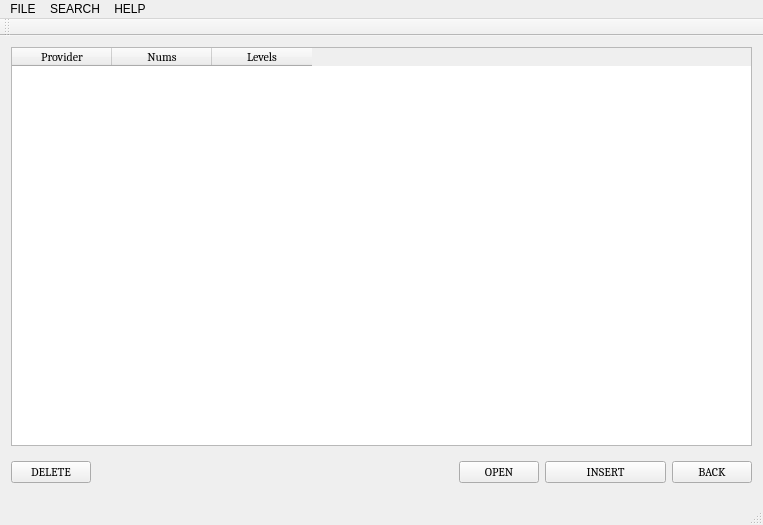
CaiNot/data_struct_work, file SystemLogDeal/mainwindow.ui: the form before one commit.
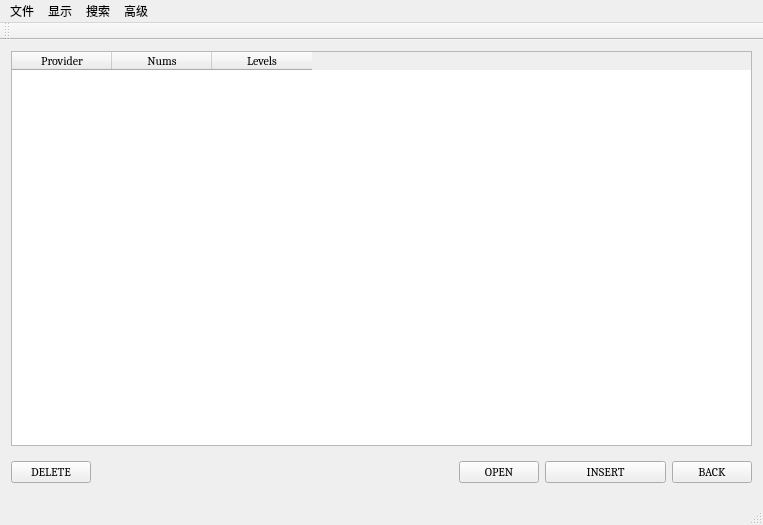
The form after the commit.

```diff
--- a/SystemLogDeal/mainwindow.ui
+++ b/SystemLogDeal/mainwindow.ui
@@ -138,29 +138,37 @@
      </font>
     </property>
     <property name="title">
-     <string>SEARCH</string>
+     <string>搜索</string>
     </property>
    </widget>
-   <widget class="QMenu" name="menuHelp">
+   <widget class="QMenu" name="menuAdvance">
     <property name="font">
      <font>
       <family>Cambria</family>
      </font>
     </property>
     <property name="title">
-     <string>HELP</string>
+     <string>高级</string>
     </property>
    </widget>
    <widget class="QMenu" name="menuFILE">
     <property name="title">
-     <string>FILE</string>
+     <string>文件</string>
     </property>
     <addaction name="actionsave"/>
     <addaction name="actionopen"/>
    </widget>
+   <widget class="QMenu" name="menu">
+    <property name="title">
+     <string>显示</string>
+    </property>
+    <addaction name="action_show_graph"/>
+    <addaction name="action_show_time"/>
+   </widget>
    <addaction name="menuFILE"/>
+   <addaction name="menu"/>
    <addaction name="menuSearch"/>
-   <addaction name="menuHelp"/>
+   <addaction name="menuAdvance"/>
   </widget>
   <widget class="QToolBar" name="mainToolBar">
    <attribute name="toolBarArea">
```
Left out of the diff: 29 changed lines with no effect on the pictures.
